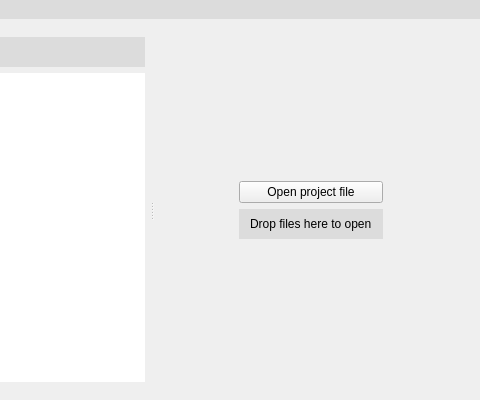
Above: gui/ui_files/mainwindow.ui from OSUDSL/pydre before the change; both pictures show x 220 to 700 and y 0 to 400 of the 700 by 400 pixel window. Below: the same form after it.
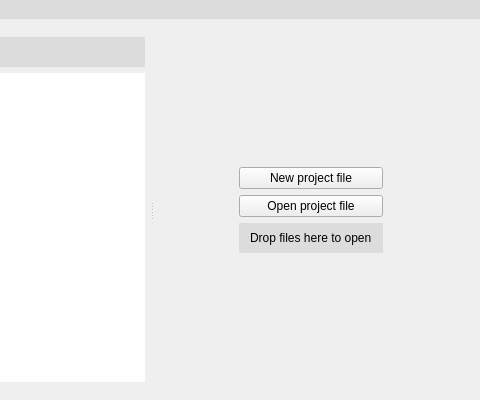
That is the form after the change. The open tabs and pages were chosen to show the change. Icons and pictures are not drawn.

Commit message: Added New project file button on startup screen

Diff of the .ui file:
```diff
--- a/gui/ui_files/mainwindow.ui
+++ b/gui/ui_files/mainwindow.ui
@@ -124,6 +124,13 @@
                 </property>
                </spacer>
               </item>
+              <item>
+               <widget class="QPushButton" name="new_pfile_btn">
+                <property name="text">
+                 <string>New project file</string>
+                </property>
+               </widget>
+              </item>
               <item>
                <widget class="QPushButton" name="open_pfile_btn">
                 <property name="styleSheet">
```
Left out of the diff: 2 changed lines with no effect on the pictures. The commit also changes 2 other files.
